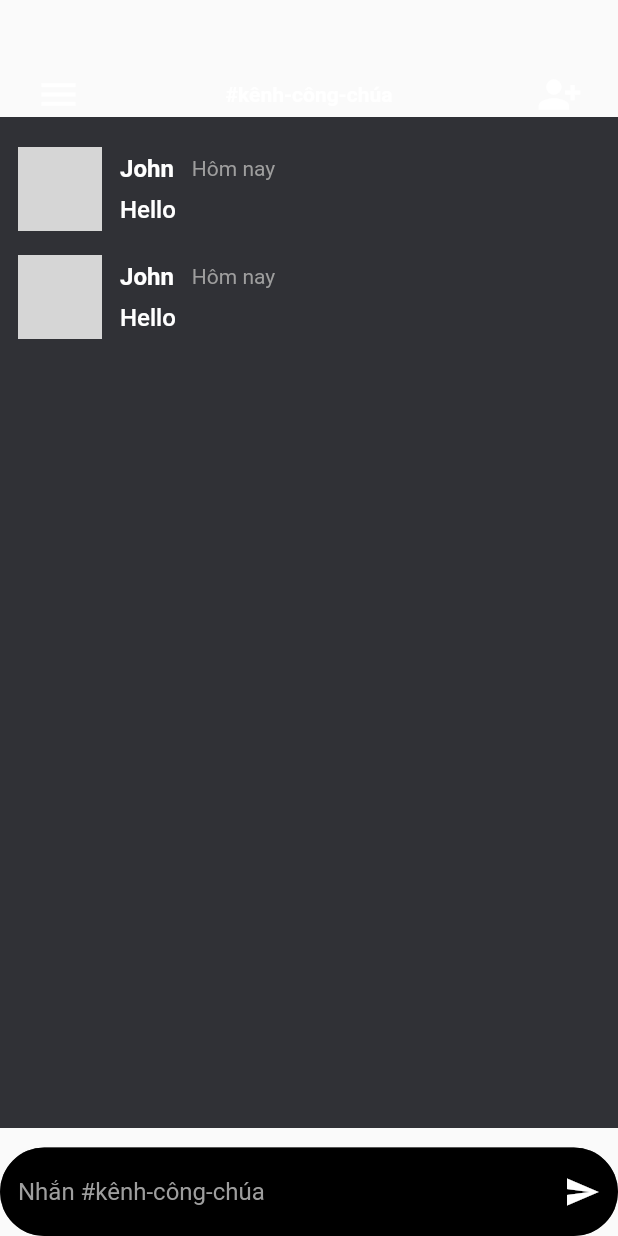
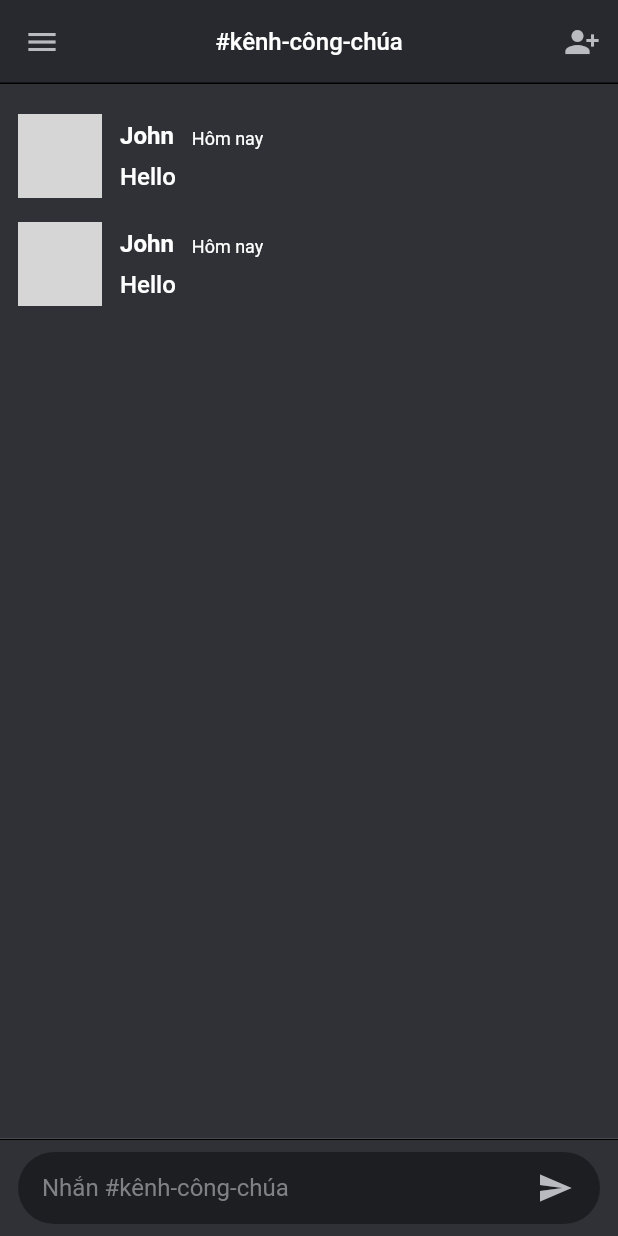
Before and after one commit to tunnvv/Nhom-6_INT3020-40, a Flutter app: the ChatScreen screen opened directly, on a phone screen of 412 x 824 dp. Run offline on Flutter 3.47's test engine with Material 2 defaults, Android fonts, the phone set to English and light mode, and no system bars; network calls fail; grey boxes are pictures that could not be loaded.

Commit message:
modified structure ChatScreen

```diff
--- a/discord_clone/lib/screens/chat_screen.dart
+++ b/discord_clone/lib/screens/chat_screen.dart
@@ -1,8 +1,6 @@
 import 'dart:convert';
-
 import 'package:discord_clone/utils/colors.dart';
 import 'package:discord_clone/widgets/chat_item.dart';
-import 'package:discord_clone/widgets/text_field.dart';
 import 'package:flutter/material.dart';
 
 class Chat {
@@ -46,47 +44,43 @@ class _ChatScreenState extends State<ChatScreen> {
   Widget build(BuildContext context) {
     Size screenSize = MediaQuery.of(context).size;
 
-    return Scaffold(
-      body: Padding(
-        padding: const EdgeInsets.symmetric(horizontal: 0, vertical: 0),
-        child: Column(
-          crossAxisAlignment: CrossAxisAlignment.start,
-          mainAxisAlignment: MainAxisAlignment.spaceBetween,
-          children: [
-            Column(
-              children: [
-                Padding(
-                  padding: const EdgeInsets.fromLTRB(24, 48, 24, 0),
-                  child: Row(
-                    mainAxisAlignment: MainAxisAlignment.spaceBetween,
-                    crossAxisAlignment: CrossAxisAlignment.center,
-                    children: const [
-                      Icon(
-                        Icons.menu,
-                        color: primaryTextColor,
-                        size: 30.0,
+    return GestureDetector(
+      onTap: () {
+        FocusScopeNode currentFocus = FocusScope.of(context);
+        if (!currentFocus.hasPrimaryFocus) {
+          currentFocus.unfocus();
+        }
+      },
+      child: Scaffold(
+        appBar: AppBar(
+            backgroundColor: chatHeaderColor,
+            shape:
+                const Border(bottom: BorderSide(color: blackColor, width: 1)),
+            elevation: 0,
+            centerTitle: true,
+            leading: IconButton(
+              icon: const Icon(Icons.menu, color: chatIconColor),
+              onPressed: () {},
             ),
-                      Text(
+            title: const Text(
               "#kênh-công-chúa",
-                        style: TextStyle(
-                            fontWeight: FontWeight.bold,
-                            color: primaryTextColor),
+              style: TextStyle(fontSize: 16),
             ),
-                      Icon(
-                        Icons.person_add_alt_1,
-                        color: primaryTextColor,
-                        size: 30.0,
-                      ),
-                    ],
-                  ),
-                ),
-                Container(
-                    color: backgroundColor,
-                    height: screenSize.height - 150,
+            actions: <Widget>[
+              IconButton(
+                icon: const Icon(Icons.person_add_alt_1, color: chatIconColor),
+                onPressed: () {},
+              )
+            ]),
+        body: Column(
+          children: <Widget>[
+            Expanded(
+              child: Container(
+                  color: chatBodyColor,
                   width: screenSize.width,
                   child: ListView.builder(
-                        padding:
-                            EdgeInsets.symmetric(horizontal: 0, vertical: 12),
+                      padding: const EdgeInsets.symmetric(
+                          horizontal: 0, vertical: 12),
                       itemCount: chatList.length,
                       scrollDirection: Axis.vertical,
                       itemBuilder: (context, index) {
@@ -96,24 +90,37 @@ class _ChatScreenState extends State<ChatScreen> {
                             message: chatList[index].message,
                             createdAt: chatList[index].createdAt);
                       })),
-              ],
             ),
-            Column(
+            Container(
+              padding:
+                  const EdgeInsets.symmetric(horizontal: 12.0, vertical: 8.0),
+              decoration: const BoxDecoration(
+                  color: chatBodyColor,
+                  border:
+                      Border(top: BorderSide(width: 1.0, color: blackColor))),
+              child: Column(
                 mainAxisSize: MainAxisSize.min,
                 children: [
                   TextField(
-                  style: const TextStyle(color: primaryTextColor),
+                    style: const TextStyle(color: whiteColor),
                     controller: chatController,
                     decoration: InputDecoration(
                       hintText: "Nhắn #kênh-công-chúa",
-                    hintStyle: const TextStyle(color: Colors.grey),
+                      hintStyle: const TextStyle(color: chatTextSecondaryColor),
                       filled: true,
-                    fillColor: Colors.black,
-                    border: const OutlineInputBorder(
-                        borderRadius: BorderRadius.all(Radius.circular(100)),
-                        borderSide: BorderSide(color: Colors.grey, width: 1)),
+                      fillColor: chatBackgroundWidgetColor,
+                      contentPadding: const EdgeInsets.symmetric(
+                          horizontal: 16.0, vertical: 8.0),
+                      border: OutlineInputBorder(
+                        borderRadius: BorderRadius.circular(50.0),
+                        borderSide: const BorderSide(
+                          width: 0,
+                          style: BorderStyle.none,
+                        ),
+                      ),
                       suffixIcon: IconButton(
-                      icon: const Icon(Icons.send, color: primaryTextColor),
+                        icon: const Icon(Icons.send, color: chatIconColor),
+                        padding: const EdgeInsets.only(right: 12.0),
                         onPressed: () {
                           if (chatController.text != "") {
                             Map<String, dynamic> chatItemJson = {
@@ -134,6 +141,7 @@ class _ChatScreenState extends State<ChatScreen> {
                   ),
                 ],
               ),
+            ),
           ],
         ),
       ),
--- a/discord_clone/lib/utils/colors.dart
+++ b/discord_clone/lib/utils/colors.dart
@@ -1,5 +1,14 @@
 import 'package:flutter/material.dart';
 
-const backgroundColor = Color.fromARGB(255, 48, 49, 54);
-const primaryTextColor = Colors.white;
-const secondaryTextColor = Color.fromARGB(255, 128, 129, 133);
+const whiteColor = Colors.white;
+const blackColor = Colors.black;
+
+// const backgroundColor = Color.fromARGB(255, 48, 49, 54);
+// const primaryTextColor = Colors.white;
+// const secondaryTextColor = Color.fromARGB(255, 128, 129, 133);
+
+const chatIconColor = Color(0XFFBABBC0);
+const chatHeaderColor = Color(0XFF28292E);
+const chatBodyColor = Color(0XFF303136);
+const chatBackgroundWidgetColor = Color(0XFF1D1E21);
+const chatTextSecondaryColor = Color(0xFF808185);
--- a/discord_clone/lib/widgets/chat_item.dart
+++ b/discord_clone/lib/widgets/chat_item.dart
@@ -35,20 +35,23 @@ class _ChatItemWidgetState extends State<ChatItemWidget> {
           mainAxisAlignment: MainAxisAlignment.start,
           crossAxisAlignment: CrossAxisAlignment.start,
           children: [
-            Row(children: [
+            Row(crossAxisAlignment: CrossAxisAlignment.end, children: [
               Text(
                 widget.name,
                 style: const TextStyle(
-                    color: primaryTextColor,
+                    color: whiteColor,
                     fontSize: 16,
                     fontWeight: FontWeight.w700),
               ),
               const SizedBox(width: 12),
-              Text(
-                widget.createdAt,
-                style: const TextStyle(
-                  color: Colors.grey,
-                  fontSize: 14,
+              Padding(
+                padding: const EdgeInsets.only(bottom: 0.5),
+                child: Text(
+                  widget.createdAt,
+                  style: const TextStyle(
+                    color: whiteColor,
+                    fontSize: 12,
+                  ),
                 ),
               ),
             ]),
@@ -56,9 +59,7 @@ class _ChatItemWidgetState extends State<ChatItemWidget> {
             Text(
               widget.message,
               style: const TextStyle(
-                  color: primaryTextColor,
-                  fontSize: 16,
-                  fontWeight: FontWeight.w500),
+                  color: whiteColor, fontSize: 16, fontWeight: FontWeight.w500),
             )
           ],
         ),
```
Lines whose indentation alone changed are shown as unchanged.
